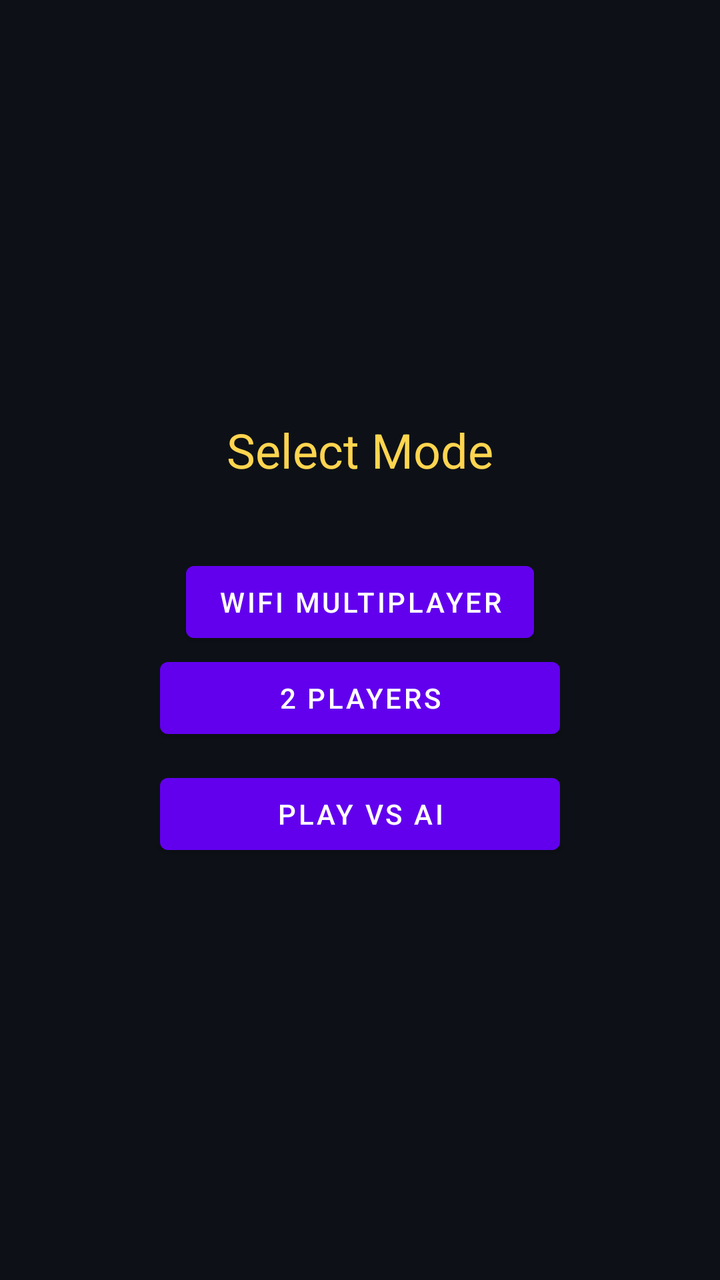
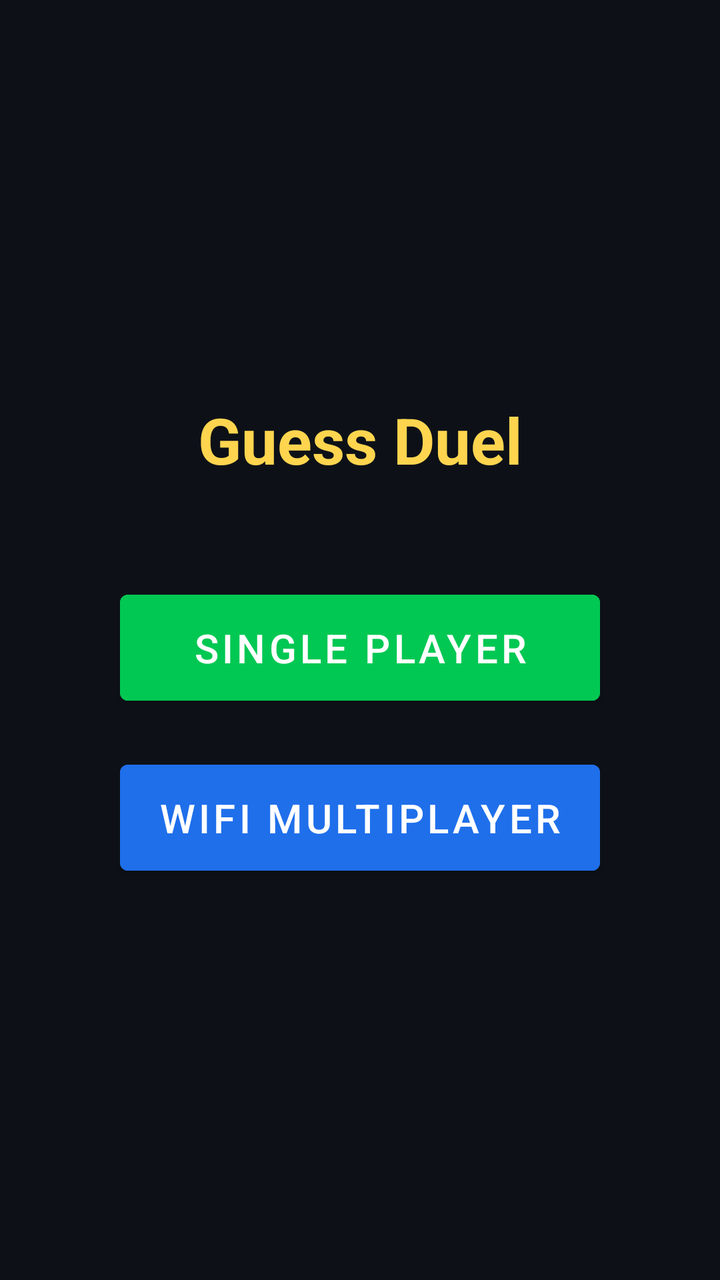

Before-and-after screenshots of an Android layout around one commit, followed by the original layout XML and the change that was made.
<!-- AndroidManifest.xml: fallback theme Theme.MaterialComponents.DayNight.NoActionBar -->
<!-- res/layout/activity_mode.xml -->
<LinearLayout xmlns:android="http://schemas.android.com/apk/res/android"
    android:background="#0D1117"
    android:gravity="center"
    android:orientation="vertical"
    android:layout_width="match_parent"
    android:layout_height="match_parent">

    <TextView
        android:text="Select Mode"
        android:textSize="24sp"
        android:textColor="#FFD54F"
        android:layout_marginBottom="20dp"
        android:layout_width="wrap_content"
        android:layout_height="wrap_content"/>
    
    <Button
    android:id="@+id/btnWifi"
    android:text="WiFi Multiplayer"
    android:layout_width="wrap_content"
    android:layout_height="wrap_content"
    android:layout_marginTop="16dp"/>

    <Button
        android:id="@+id/pvpBtn"
        android:text="2 Players"
        android:layout_width="200dp"
        android:layout_height="wrap_content"/>

    <Button
        android:id="@+id/aiBtn"
        android:text="Play vs AI"
        android:layout_width="200dp"
        android:layout_height="wrap_content"
        android:layout_marginTop="10dp"/>

</LinearLayout>
<!-- resources referenced by this layout -->
<resources>

</resources>

<!-- the commit's change to res/layout/activity_mode.xml (unified diff, before → after) -->
@@ -1,36 +1,42 @@
-<LinearLayout xmlns:android="http://schemas.android.com/apk/res/android"
-    android:background="#0D1117"
+<?xml version="1.0" encoding="utf-8"?>
+<LinearLayout
+    xmlns:android="http://schemas.android.com/apk/res/android"
+    android:layout_width="match_parent"
+    android:layout_height="match_parent"
+    android:orientation="vertical"
     android:gravity="center"
-    android:orientation="vertical"
-    android:layout_width="match_parent"
-    android:layout_height="match_parent">
+    android:padding="24dp"
+    android:background="#0D1117">
 
+    
     <TextView
-        android:text="Select Mode"
-        android:textSize="24sp"
+        android:layout_width="wrap_content"
+        android:layout_height="wrap_content"
+        android:text="Guess Duel"
+        android:textSize="32sp"
+        android:textStyle="bold"
         android:textColor="#FFD54F"
-        android:layout_marginBottom="20dp"
-        android:layout_width="wrap_content"
-        android:layout_height="wrap_content"/>
+        android:layout_marginBottom="50dp"/>
+
     
     <Button
-    android:id="@+id/btnWifi"
-    android:text="WiFi Multiplayer"
-    android:layout_width="wrap_content"
-    android:layout_height="wrap_content"
-    android:layout_marginTop="16dp"/>
+        android:id="@+id/btnAI"
+        android:layout_width="240dp"
+        android:layout_height="65dp"
+        android:text="Single Player"
+        android:textSize="20sp"
+        android:textColor="#FFFFFF"
+        android:backgroundTint="#00C853"
+        android:layout_marginBottom="20dp"/>
 
+    
     <Button
-        android:id="@+id/pvpBtn"
-        android:text="2 Players"
-        android:layout_width="200dp"
-        android:layout_height="wrap_content"/>
-
-    <Button
-        android:id="@+id/aiBtn"
-        android:text="Play vs AI"
-        android:layout_width="200dp"
-        android:layout_height="wrap_content"
-        android:layout_marginTop="10dp"/>
+        android:id="@+id/btnWifi"
+        android:layout_width="240dp"
+        android:layout_height="65dp"
+        android:text="WiFi Multiplayer"
+        android:textSize="20sp"
+        android:textColor="#FFFFFF"
+        android:backgroundTint="#1F6FEB"/>
 
 </LinearLayout>
